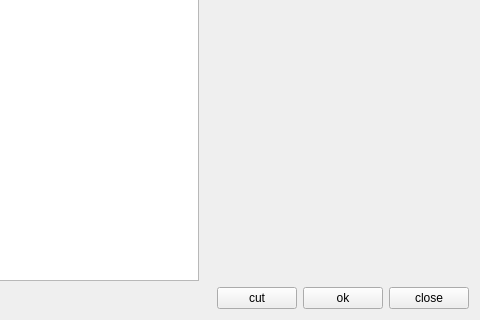
This is InductiveBook/OcrHandleWidget.ui in leishengxie/FengZhiHong as Qt 5 draws it before an edit; both pictures show x 353 to 833 and y 349 to 669 of the 833 by 669 pixel window. The edited form follows.
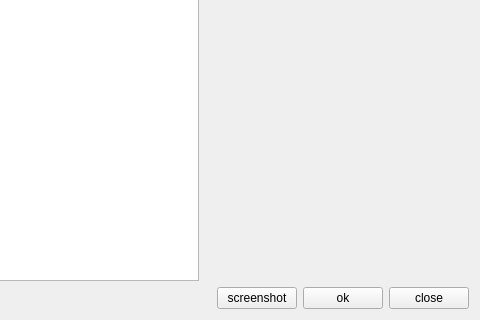
This is the edited form.

Patch:
```diff
--- a/InductiveBook/OcrHandleWidget.ui
+++ b/InductiveBook/OcrHandleWidget.ui
@@ -150,7 +150,7 @@
      <item>
       <widget class="QPushButton" name="pushButton">
        <property name="text">
-        <string>cut</string>
+        <string>screenshot</string>
        </property>
       </widget>
      </item>
```
Left out of the diff: 2 changed lines with no effect on the pictures.
